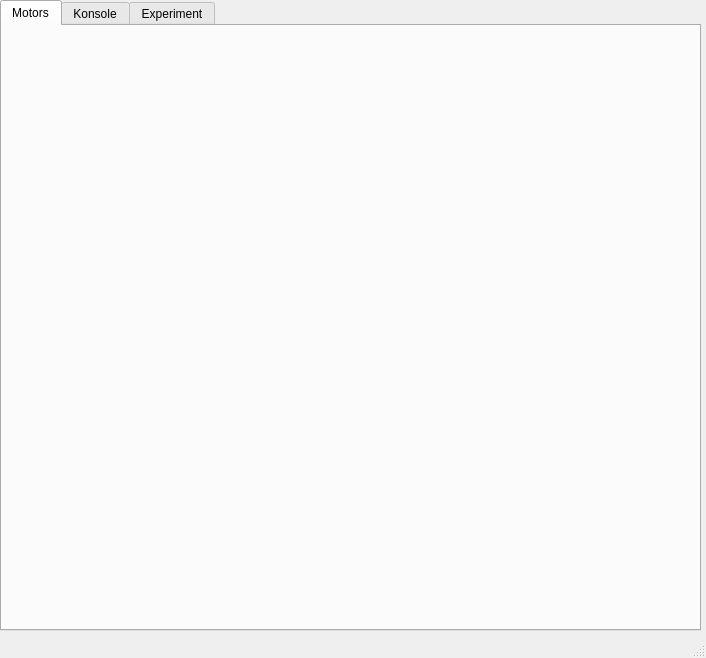
Above: spectromicroscopy/SMP.ui from praxes/praxes before the change. Below: the same form after it.
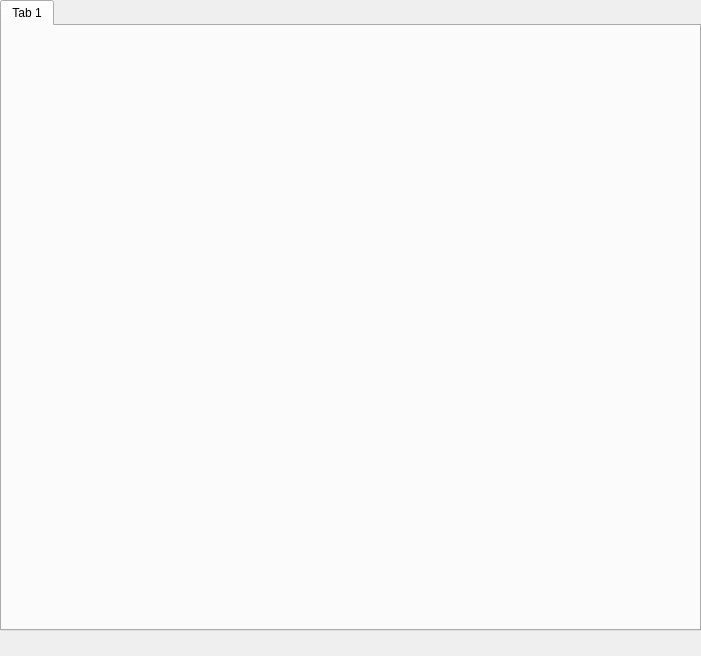
That is the form after the change.

Diff of the .ui file:
```diff
--- a/spectromicroscopy/SMP.ui
+++ b/spectromicroscopy/SMP.ui
@@ -5,8 +5,8 @@
    <rect>
     <x>0</x>
     <y>0</y>
-    <width>706</width>
-    <height>658</height>
+    <width>701</width>
+    <height>656</height>
    </rect>
   </property>
   <property name="windowTitle" >
@@ -27,22 +27,21 @@
     </property>
     <widget class="QWidget" name="Motors" >
      <attribute name="title" >
-      <string>Motors</string>
-     </attribute>
-    </widget>
-    <widget class="QWidget" name="Konsoler" >
-     <attribute name="title" >
-      <string>Konsole</string>
-     </attribute>
-    </widget>
-    <widget class="QWidget" name="XP" >
-     <attribute name="title" >
-      <string>Experiment</string>
+      <string>Tab 1</string>
      </attribute>
     </widget>
    </widget>
   </widget>
-  <widget class="QStatusBar" name="statusbar" />
+  <widget class="QMenuBar" name="Bar" >
+   <property name="geometry" >
+    <rect>
+     <x>0</x>
+     <y>0</y>
+     <width>701</width>
+     <height>28</height>
+    </rect>
+   </property>
+  </widget>
  </widget>
  <resources/>
  <connections/>
```
Left out of the diff: 2 changed lines with no effect on the pictures.
